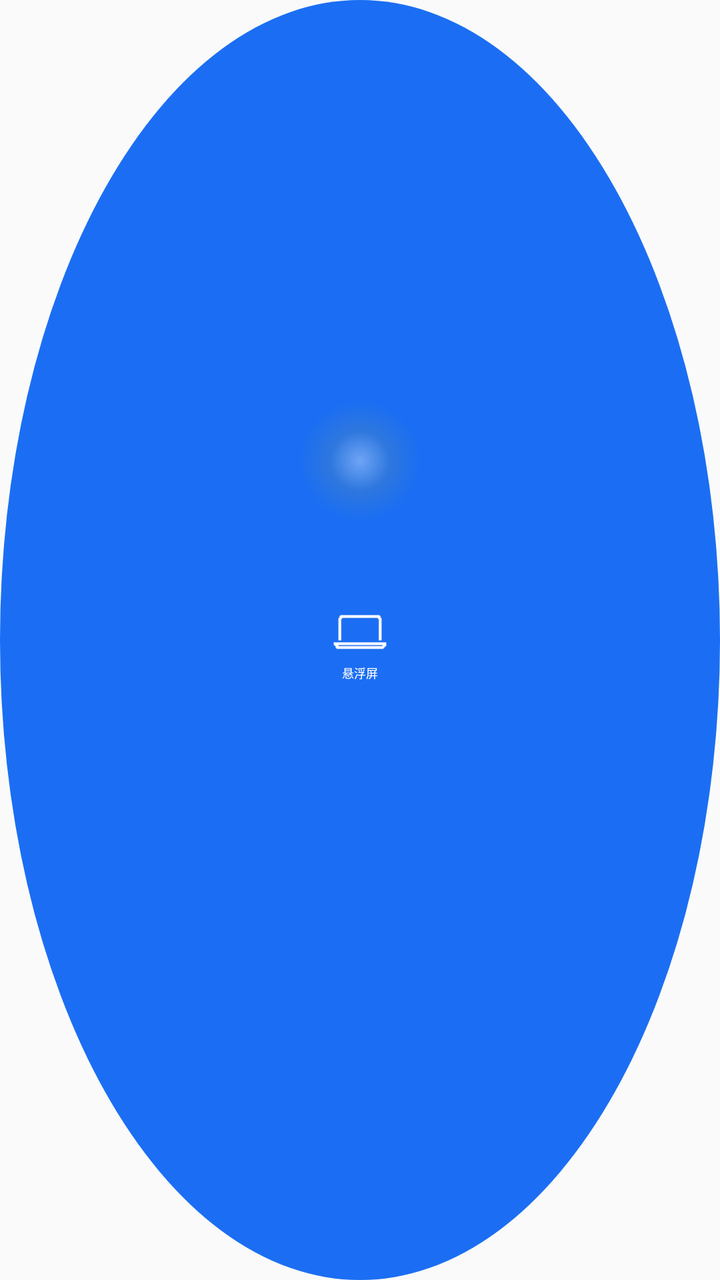
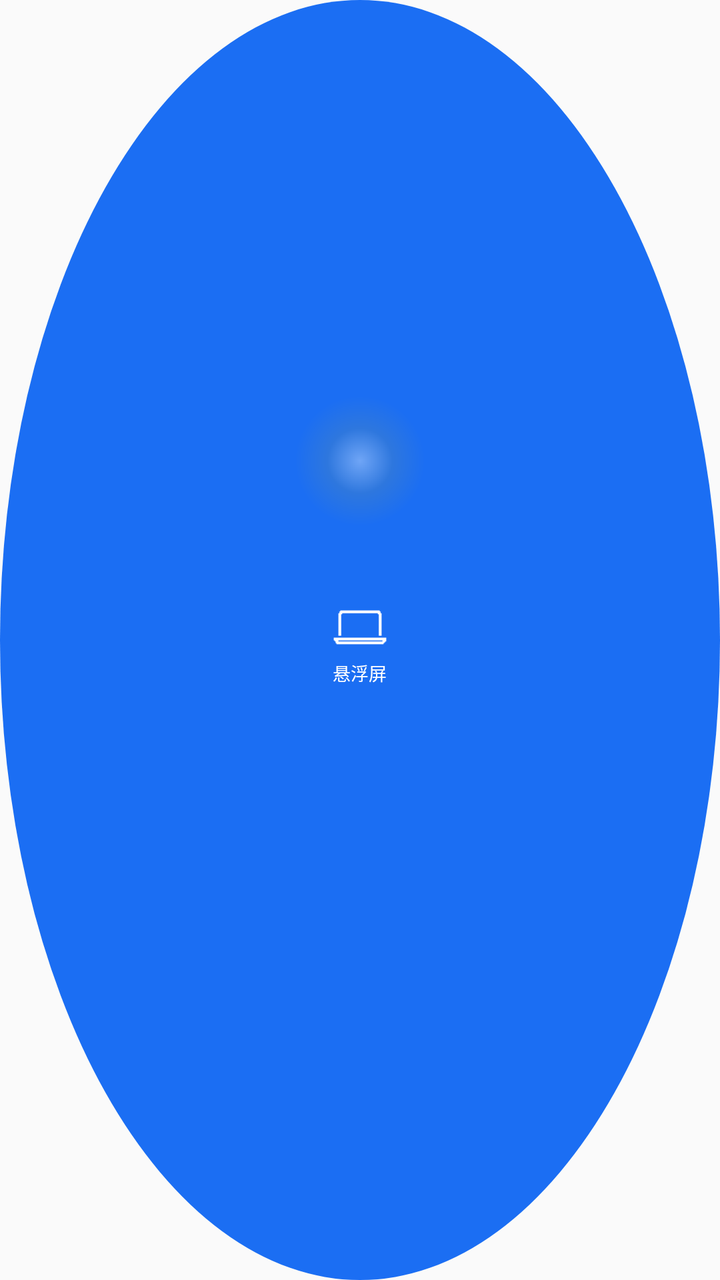

The first picture is an Android layout as it rendered before a commit; the second is the same layout after the commit. The layout source and the unified diff follow.
<!-- AndroidManifest.xml: application theme Theme.SuspendShell -->
<!-- res/layout/overlay_view.xml -->
<?xml version="1.0" encoding="utf-8"?>
<LinearLayout xmlns:android="http://schemas.android.com/apk/res/android"
    android:layout_width="60dp"
    android:layout_height="60dp"
    android:background="@drawable/bg_ball"
    android:gravity="center"
    android:orientation="vertical"
    android:paddingTop="7dp"
    android:paddingBottom="5dp">

    <ImageView
        android:layout_width="30dp"
        android:layout_height="30dp"
        android:contentDescription="悬浮屏"
        android:src="@drawable/ic_laptop" />

    <TextView
        android:layout_width="wrap_content"
        android:layout_height="wrap_content"
        android:layout_marginTop="1dp"
        android:text="悬浮屏"
        android:textColor="#FFFFFF"
        android:textSize="6sp" />
</LinearLayout>
<!-- resources referenced by this layout -->
<resources>
  <!-- drawable bg_ball (drawable) -->
  <?xml version="1.0" encoding="utf-8"?>
  <shape xmlns:android="http://schemas.android.com/apk/res/android"
      android:shape="oval">
      <gradient
          android:type="radial"
          android:gradientRadius="30dp"
          android:centerX="0.5"
          android:centerY="0.36"
          android:startColor="#6FA5F6"
          android:centerColor="#2E77DE"
          android:endColor="#1B6EF3" />
  </shape>
  <!-- drawable ic_laptop: png bitmap (drawable, 302 bytes) -->
  <style name="Theme.SuspendShell" parent="Theme.AppCompat.Light.DarkActionBar" />
</resources>

<!-- the commit's change to res/layout/overlay_view.xml (unified diff, before → after) -->
@@ -1,7 +1,7 @@
 <?xml version="1.0" encoding="utf-8"?>
 <LinearLayout xmlns:android="http://schemas.android.com/apk/res/android"
-    android:layout_width="60dp"
-    android:layout_height="60dp"
+    android:layout_width="65dp"
+    android:layout_height="65dp"
     android:background="@drawable/bg_ball"
     android:gravity="center"
     android:orientation="vertical"
@@ -20,5 +20,5 @@
         android:layout_marginTop="1dp"
         android:text="悬浮屏"
         android:textColor="#FFFFFF"
-        android:textSize="6sp" />
+        android:textSize="9sp" />
 </LinearLayout>
<!-- resource entries referenced after the edit -->
@@ -6,7 +6,7 @@
       android:shape="oval">
       <gradient
           android:type="radial"
-          android:gradientRadius="30dp"
+          android:gradientRadius="32.5dp"
           android:centerX="0.5"
           android:centerY="0.36"
           android:startColor="#6FA5F6"
